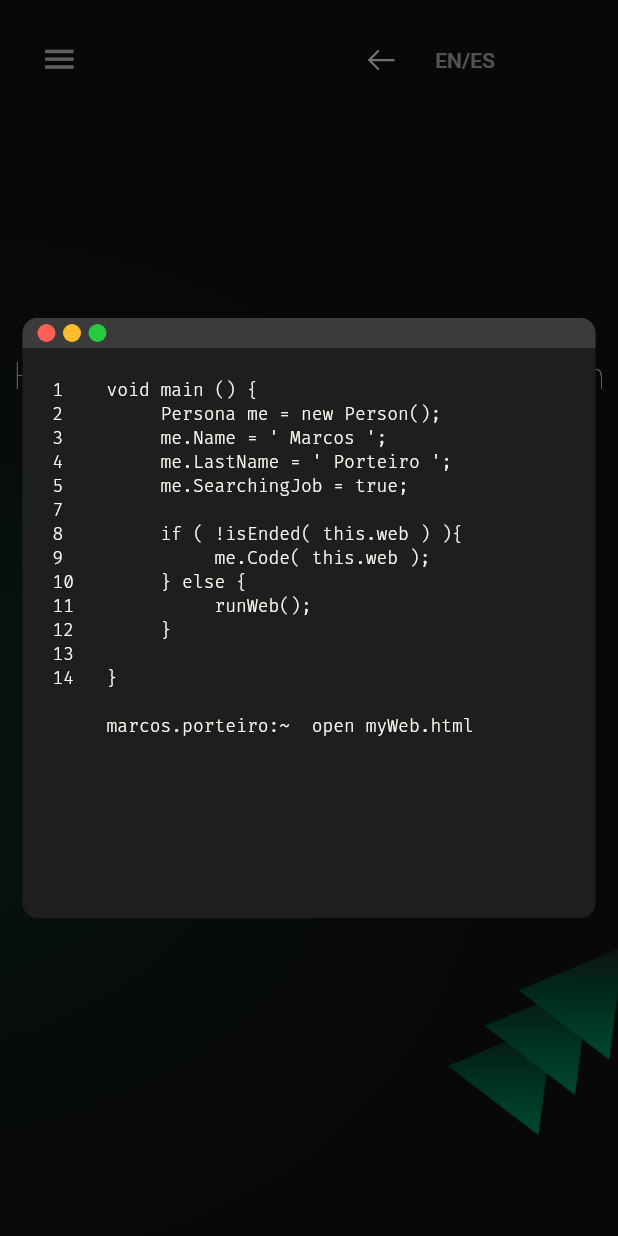
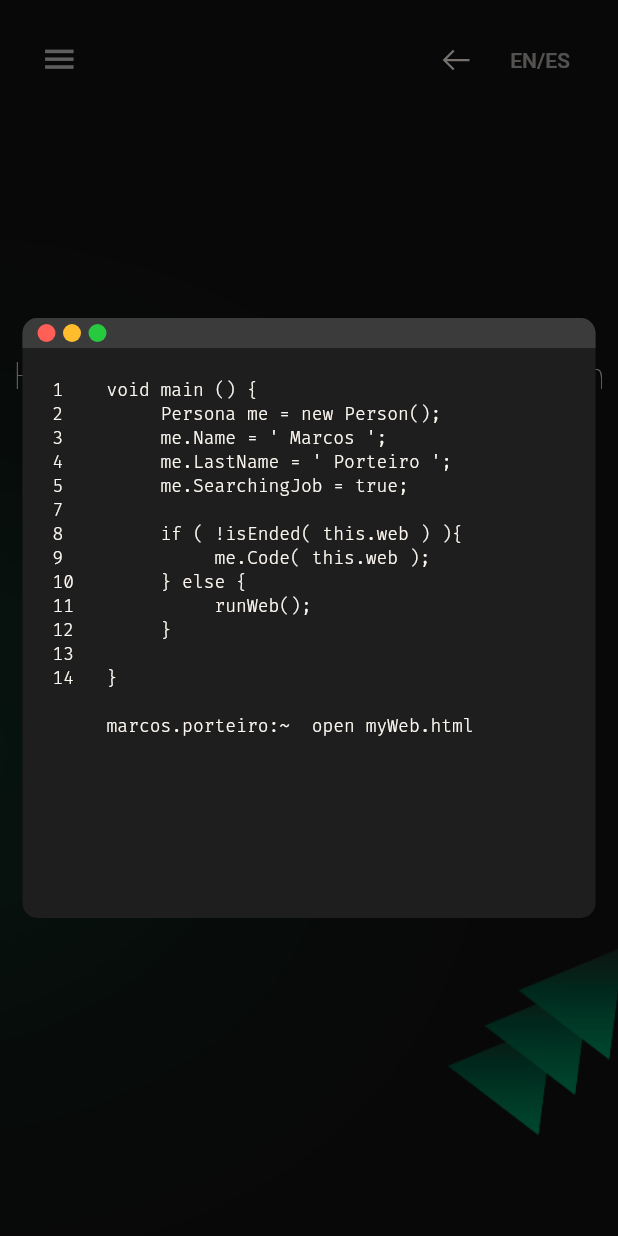
Before and after one commit to marcosporteiro/Portfolio, a Flutter app: the screen it shows after launch, on a phone screen of 412 x 824 dp. Run offline on Flutter 3.47's test engine with Material 2 defaults, Android fonts, the phone set to English and light mode, and no system bars; drawn by our look-alikes of animated_text_kit; our stand-ins replace email_validator, flutter_styled_toast, google_fonts, line_icons, syncfusion_flutter_gauges; missing offline and left inert: flutter_decorated_text, mouse_parallax.

```diff
--- a/lib/ventanas/home.dart
+++ b/lib/ventanas/home.dart
@@ -22,7 +22,7 @@ class Home extends StatelessWidget {
             //width: MediaQuery.of(context).size.width,
             margin: EdgeInsets.only(
               top: Responsive.isDesktop(context) ? 38 : 15,
-              right: 70,
+              right: Responsive.isDesktop(context) ? 70 : 20,
             ),
             height: 50,
             child: Row(
```
